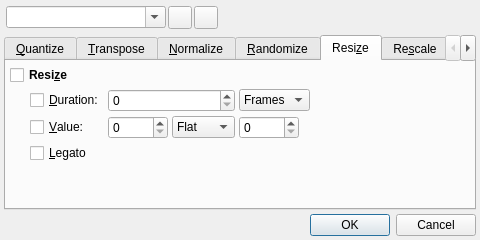
The window that src/qtractorMidiToolsForm.ui (rncbc/qtractor) describes before a commit, drawn with Qt 5.
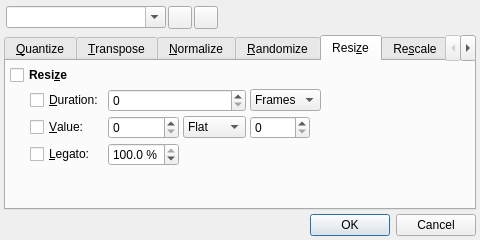
The same window after the commit. The open tabs and pages were chosen to show the change. Icons and pictures are not drawn. Custom widgets are drawn as their Qt base class.

Commit message: - New MIDI Tool Resize / Legato duration option added. (EXPERIMENTAL)

Diff of the .ui file:
```diff
--- a/src/qtractorMidiToolsForm.ui
+++ b/src/qtractorMidiToolsForm.ui
@@ -1026,13 +1026,60 @@
          </property>
         </spacer>
        </item>
-       <item row="3" column="1" colspan="5">
+       <item row="3" column="1">
         <widget class="QCheckBox" name="ResizeLegatoCheckBox">
          <property name="text">
-          <string>&amp;Legato</string>
+          <string>&amp;Legato:</string>
          </property>
         </widget>
        </item>
+       <item row="3" column="2">
+        <widget class="QDoubleSpinBox" name="ResizeLegatoSpinBox">
+         <property name="minimumSize">
+          <size>
+           <width>60</width>
+           <height>0</height>
+          </size>
+         </property>
+         <property name="toolTip">
+          <string>Legato duration percent</string>
+         </property>
+         <property name="suffix">
+          <string> %</string>
+         </property>
+         <property name="accelerated">
+          <bool>true</bool>
+         </property>
+         <property name="decimals">
+          <number>1</number>
+         </property>
+         <property name="minimum">
+          <double>0.0</double>
+         </property>
+         <property name="maximum">
+          <double>100.0</double>
+         </property>
+         <property name="singleStep">
+          <double>0.1</double>
+         </property>
+         <property name="value">
+          <double>100.0</double>
+         </property>
+        </widget>
+       </item>
+       <item row="3" column="3" colspan="4">
+        <spacer>
+         <property name="orientation">
+          <enum>Qt::Horizontal</enum>
+         </property>
+         <property name="sizeHint" stdset="0">
+          <size>
+           <width>20</width>
+           <height>20</height>
+          </size>
+         </property>
+        </spacer>
+       </item>
        <item row="4" column="1" colspan="5">
         <spacer>
          <property name="orientation">
```
Left out of the diff: 1 changed line with no effect on the pictures. The commit also changes 11 other files.
